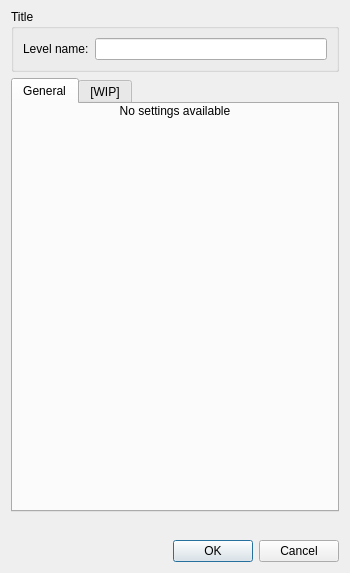
Above: Editor/editing/edit_level/levelprops.ui from WohlSoft/Moondust-Project before the change. Below: the same form after it.
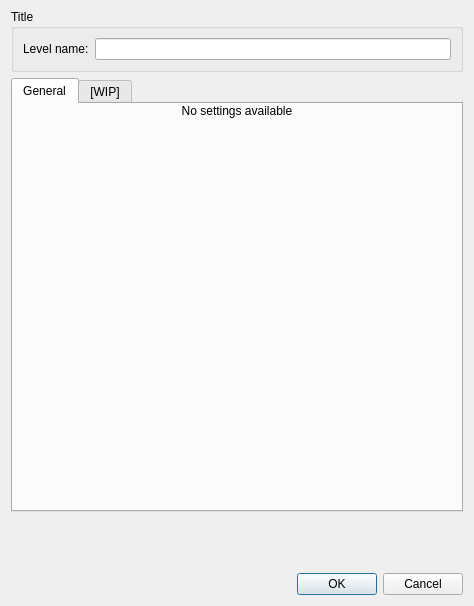
That is the form after the change. Icons and pictures are not drawn.

Commit message: Editor: Make Level Properties dialog wider

```diff
--- a/Editor/editing/edit_level/levelprops.ui
+++ b/Editor/editing/edit_level/levelprops.ui
@@ -9,8 +9,8 @@
    <rect>
     <x>0</x>
     <y>0</y>
-    <width>350</width>
-    <height>573</height>
+    <width>474</width>
+    <height>606</height>
    </rect>
   </property>
   <property name="sizePolicy">
```
The commit also changes 1 other file.
